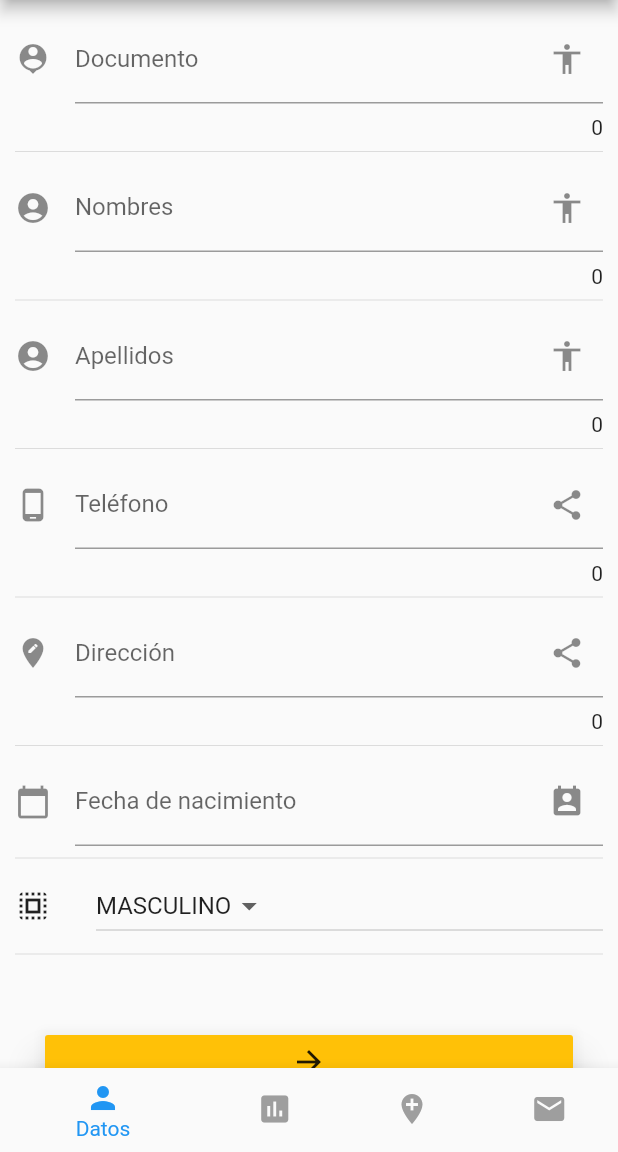
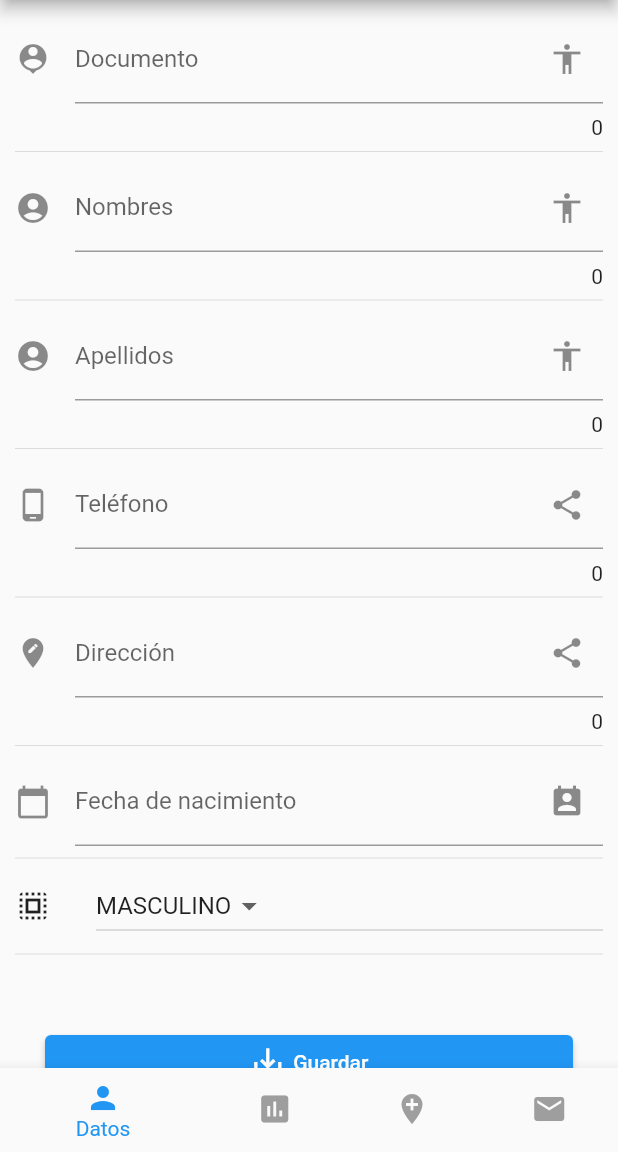
Before and after one commit to dgomezrocket/covid19-app, a Flutter app: the Home screen opened by its route, on a phone screen of 412 x 824 dp, the part 84-1236 px from its top. Run offline on Flutter 3.47's test engine with Material 2 defaults, Android fonts, the phone set to English and light mode, and no system bars; our stand-ins replace flutter_map, latlong, rxdart; missing offline and left inert: flutter_session.

Commit message:
Fixes for save button of profile.

```diff
--- a/lib/src/pages/profile_page.dart
+++ b/lib/src/pages/profile_page.dart
@@ -211,18 +211,6 @@ class _ProfilePageState extends State<ProfilePage> {
         return null;
       },
     );
-
-    // return TextField(
-    //   controller: controller,
-    //   textCapitalization: TextCapitalization.sentences,
-    //   decoration: InputDecoration(
-    //       counter: Text('${controller.text.length}'),
-    //       hintText: hintText,
-    //       labelText: labelText,
-    //       suffixIcon: Icon(suffixIcon),
-    //       icon: Icon(iconData)),
-    //   onChanged: onChangeFunction,
-    // );
   }
 
   List<DropdownMenuItem<String>> _getOptionsDropdown() {
@@ -289,17 +277,20 @@ class _ProfilePageState extends State<ProfilePage> {
   Widget _createSaveButton(BuildContext context) {
     return Padding(
       padding: const EdgeInsets.all(20.0),
-      child: RaisedButton(
+      child: ElevatedButton(
         onPressed: () {
           _showConfirmation(context);
         },
-        child: const Icon(Icons.arrow_forward),
-        color: Colors.amber,
-        clipBehavior: Clip.hardEdge,
-        elevation: 10,
-        disabledColor: Colors.blueGrey,
-        disabledElevation: 10,
-        disabledTextColor: Colors.white,
+        child: Row(
+          mainAxisAlignment: MainAxisAlignment.center,
+          children: [
+            Icon(Icons.save_alt),
+            SizedBox(
+              width: 5.0,
+            ),
+            Text('Guardar'), // : Color(Colors.white),)
+          ],
+        ),
       ),
     );
   }
```
